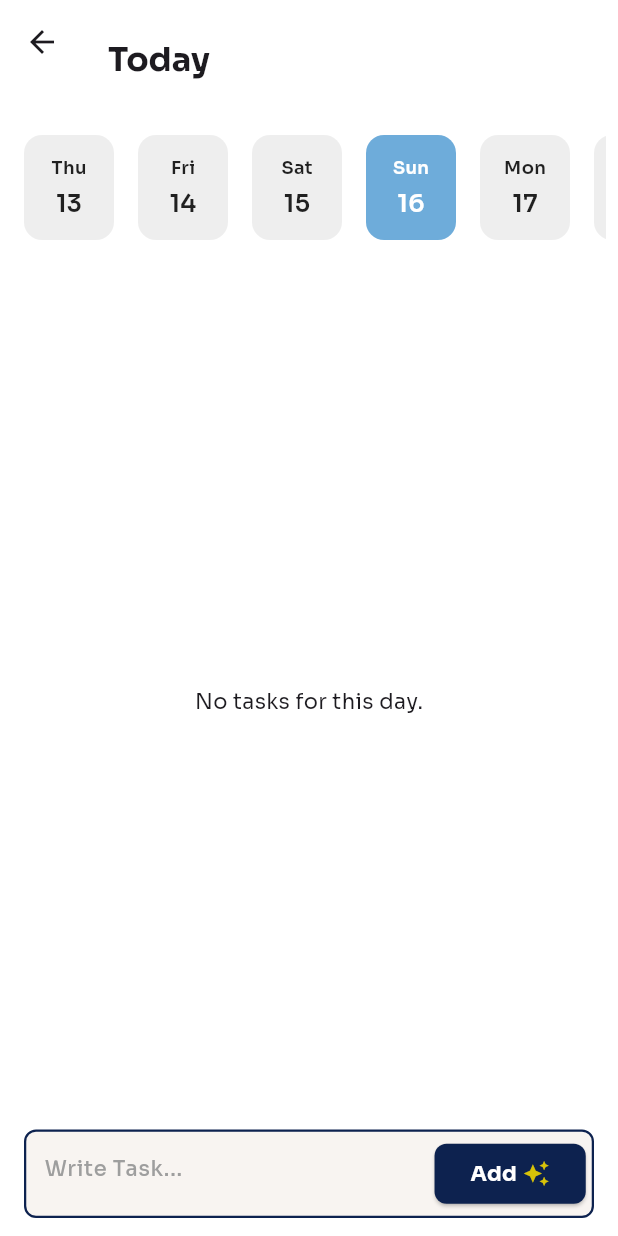
After one commit to elffirem/StepWise, a Flutter app: the TodoView screen opened directly, on a phone screen of 412 x 824 dp. The commit adds this screen. Run offline on Flutter 3.47's test engine with Material 3 defaults, Android fonts, the phone set to English and light mode, and no system bars; our stand-ins replace dartz, equatable, get, get_it, get_storage, google_fonts and 2 more; missing offline and left inert: vexana; accounts and stored records are empty.

Commit message:
->To-Do screen added

```diff
--- /dev/null
+++ b/lib/controller/task_controller.dart
@@ -0,0 +1,68 @@
+import 'package:get/get.dart';
+import 'package:get_storage/get_storage.dart';
+import 'package:step_wise/model/todo/task_model.dart';
+import 'package:uuid/uuid.dart';
+
+class TaskController extends GetxController {
+  final _storage = GetStorage();
+  static const String taskKey = 'tasks'; // Local Storage'ta tutulacak key
+
+
+  var selectedDate = DateTime.now().obs;
+
+  var tasks = <Task>[].obs;
+
+  @override
+  void onInit() {
+    super.onInit();
+    _loadTasksFromStorage();
+  }
+
+  // Görevleri local storage'dan oku
+  void _loadTasksFromStorage() {
+    final data = _storage.read(taskKey);
+    if (data != null) {
+      // data: List<Map<String,dynamic>> formatında
+      final List<dynamic> jsonList = data as List<dynamic>;
+      final loadedTasks = jsonList.map((json) => Task.fromJson(json)).toList();
+      tasks.assignAll(loadedTasks);
+    }
+  }
+
+  void _saveTasksToStorage() {
+    final jsonList = tasks.map((task) => task.toJson()).toList();
+    _storage.write(taskKey, jsonList);
+  }
+
+  List<Task> get tasksForSelectedDate {
+    return tasks.where((task) => _isSameDay(task.date, selectedDate.value)).toList();
+  }
+
+  void addTask(String title, DateTime date) {
+    final newTask = Task(
+      id: const Uuid().v4(),
+      title: title,
+      date: date,
+      isCompleted: false,
+    );
+    tasks.add(newTask);
+    _saveTasksToStorage();
+  }
+
+  void toggleTaskCompletion(String taskId) {
+    final index = tasks.indexWhere((task) => task.id == taskId);
+    if (index != -1) {
+      tasks[index].isCompleted = !tasks[index].isCompleted;
+      tasks.refresh(); // UI güncellensin
+      _saveTasksToStorage();
+    }
+  }
+
+  void updateSelectedDate(DateTime newDate) {
+    selectedDate.value = newDate;
+  }
+
+  bool _isSameDay(DateTime d1, DateTime d2) {
+    return d1.year == d2.year && d1.month == d2.month && d1.day == d2.day;
+  }
+}
--- a/lib/core/constants/constants.dart
+++ b/lib/core/constants/constants.dart
@@ -4,7 +4,7 @@ import 'package:flutter/material.dart';
 
 //Color
 const Color primaryColor=Color(0xff03346E);
-const Color secondaryColor =Color(0xFF2C878C);
+const Color secondaryColor =Color(0xFF6EACDA);
 const Color backgroundColor = Color(0xFFF7FCFF);
 const Color greyColor = Color(0xFFC4CACD);
 const Color cardColor = Color(0xFFFFF8E3);
--- /dev/null
+++ b/lib/model/todo/task_model.dart
@@ -0,0 +1,33 @@
+class Task {
+  final String id;
+  final String title;
+  final DateTime date;
+  bool isCompleted;
+
+  Task({
+    required this.id,
+    required this.title,
+    required this.date,
+    this.isCompleted = false,
+  });
+
+   // JSON'e dönüştürme
+  Map<String, dynamic> toJson() {
+    return {
+      'id': id,
+      'title': title,
+      'date': date.toIso8601String(),
+      'isCompleted': isCompleted,
+    };
+  }
+
+  // JSON'dan Task nesnesi oluşturma
+  factory Task.fromJson(Map<String, dynamic> json) {
+    return Task(
+      id: json['id'] as String,
+      title: json['title'] as String,
+      date: DateTime.parse(json['date'] as String),
+      isCompleted: json['isCompleted'] as bool,
+    );
+  }
+}
--- /dev/null
+++ b/lib/ui/components/date_scroller_widget.dart
@@ -0,0 +1,81 @@
+import 'package:flutter/material.dart';
+import 'package:get/get.dart';
+import 'package:intl/intl.dart';
+import 'package:step_wise/controller/task_controller.dart';
+import 'package:step_wise/core/constants/constants.dart';
+
+class DateScroller extends StatelessWidget {
+  final Function(DateTime) onDateSelected;
+
+  const DateScroller({
+    Key? key,
+    required this.onDateSelected,
+  }) : super(key: key);
+
+  @override
+  Widget build(BuildContext context) {
+    final TaskController controller = Get.find<TaskController>();
+    final today = DateTime.now();
+
+    // Örnek: -3 ile +3 gün arasında 7 günlük liste
+    final dates = List.generate(7, (index) {
+      return today.add(Duration(days: index - 3));
+    });
+
+    return SizedBox(
+      height: 90,
+      child: Obx(() {
+        final selectedDate = controller.selectedDate.value;
+
+        return ListView.builder(
+          scrollDirection: Axis.horizontal,
+          itemCount: dates.length,
+          itemBuilder: (ctx, index) {
+            final date = dates[index];
+            final isSelected = _isSameDay(date, selectedDate);
+
+            return GestureDetector(
+              onTap: () => onDateSelected(date),
+              child: Container(
+                width: 60,
+                margin: const EdgeInsets.symmetric(horizontal: 8, vertical: 10),
+                decoration: BoxDecoration(
+                  color: isSelected ? secondaryColor : Colors.grey.shade200,
+                  borderRadius: BorderRadius.circular(12),
+                ),
+                child: Column(
+                  mainAxisAlignment: MainAxisAlignment.center,
+                  children: [
+                    Text(
+                      DateFormat('EEE').format(date),
+                      style: TextStyle(
+                        color: isSelected ? Colors.white : Colors.black87,
+                        fontWeight: FontWeight.w600,
+                        fontFamily: "Sora",
+                        fontSize: 12
+                      ),
+                    ),
+                    const SizedBox(height: 4),
+                    Text(
+                      DateFormat('d').format(date), // Ör: 13, 14...
+                      style: TextStyle(
+                        color: isSelected ? Colors.white : Colors.black87,
+                        fontSize: 16,
+                        fontWeight: FontWeight.w600,
+                        fontFamily: "Sora",
+                      ),
+                    ),
+                  ],
+                ),
+              ),
+            );
+          },
+        );
+      }),
+    );
+  }
+
+  bool _isSameDay(DateTime d1, DateTime d2) {
+    return d1.year == d2.year && d1.month == d2.month && d1.day == d2.day;
+  }
+}
--- /dev/null
+++ b/lib/ui/components/task_tile_widget.dart
@@ -0,0 +1,46 @@
+import 'package:flutter/material.dart';
+import 'package:get/get.dart';
+import 'package:step_wise/controller/task_controller.dart';
+import 'package:step_wise/model/todo/task_model.dart';
+
+class TaskTile extends StatelessWidget {
+  final Task task;
+
+  const TaskTile({Key? key, required this.task}) : super(key: key);
+
+  @override
+  Widget build(BuildContext context) {
+    final TaskController controller = Get.find<TaskController>();
+
+    return Container(
+      margin: const EdgeInsets.symmetric(horizontal: 16, vertical: 8),
+      padding: const EdgeInsets.symmetric(horizontal: 0, vertical: 2),
+      decoration: BoxDecoration(
+        color: Colors.grey.shade200,
+        borderRadius: BorderRadius.circular(8),
+      ),
+      child: Row(
+        children: [
+          Checkbox(
+            value: task.isCompleted,
+            onChanged: (_) {
+              controller.toggleTaskCompletion(task.id);
+            },
+          ),
+          Expanded(
+            child: Text(
+              task.title,
+              style: TextStyle(
+                decoration:
+                    task.isCompleted ? TextDecoration.lineThrough : null,
+                color: task.isCompleted ? Colors.grey : Colors.black,
+                fontFamily: "Sora",
+                fontWeight: FontWeight.w500
+              ),
+            ),
+          ),
+        ],
+      ),
+    );
+  }
+}
--- /dev/null
+++ b/lib/ui/views/todo_view/todo_view.dart
@@ -0,0 +1,152 @@
+import 'package:flutter/material.dart';
+import 'package:get/get.dart';
+import 'package:intl/intl.dart';
+import 'package:step_wise/controller/task_controller.dart';
+import 'package:step_wise/ui/components/custom_bottom_sheet.dart';
+import 'package:step_wise/ui/components/date_scroller_widget.dart';
+import 'package:step_wise/ui/components/task_tile_widget.dart';
+
+class TodoView extends StatelessWidget {
+  const TodoView({Key? key}) : super(key: key);
+
+  @override
+  Widget build(BuildContext context) {
+    final TaskController controller = Get.find<TaskController>();
+
+    return Scaffold(
+      backgroundColor: Colors.white,
+      appBar: AppBar(
+        backgroundColor: Colors.white,
+        title: Obx(() {
+          final selectedDate = controller.selectedDate.value;
+          final now = DateTime.now();
+          final bool isToday = selectedDate.year == now.year &&
+              selectedDate.month == now.month &&
+              selectedDate.day == now.day;
+
+          return Padding(
+            padding: const EdgeInsets.only(top: 24),
+            child: Text(
+              isToday ? "Today" : DateFormat('EEE, MMM d').format(selectedDate),
+              style: const TextStyle(
+                fontFamily: "Sora",
+                fontWeight: FontWeight.bold,
+              ),
+            ),
+          );
+        }),
+        centerTitle: false,
+      ),
+      body: Column(
+        children: [
+          // Üstte yatay tarih seçici
+          Padding(
+            padding: const EdgeInsets.symmetric(horizontal: 8.0, vertical: 24),
+            child: DateScroller(
+              onDateSelected: (date) => controller.updateSelectedDate(date),
+            ),
+          ),
+          // Seçili tarihin görevleri
+          Expanded(
+            child: Obx(
+              () {
+                final tasks = controller.tasksForSelectedDate;
+                if (tasks.isEmpty) {
+                  return const Center(
+                    child: Text(
+                      "No tasks for this day.",
+                      style: TextStyle(
+                        fontFamily: "Sora",
+                      ),
+                    ),
+                  );
+                }
+                return ListView.builder(
+                  itemCount: tasks.length,
+                  itemBuilder: (context, index) {
+                    return TaskTile(task: tasks[index]);
+                  },
+                );
+              },
+            ),
+          ),
+        ],
+      ),
+
+      bottomNavigationBar: Container(
+        color: Colors.white,
+        padding: const EdgeInsets.symmetric(horizontal: 16, vertical: 12),
+        child: Container(
+          decoration: BoxDecoration(
+            color: const Color(0xFFF8F4F1),
+            borderRadius: BorderRadius.circular(8),
+            border: Border.all(
+              color: const Color(0xFF0D224F),
+              width: 1.5,
+            ),
+          ),
+
+          child: TextField(
+            readOnly: true,
+            onTap: () {
+              _openBottomSheet(context);
+            },
+            decoration: InputDecoration(
+              hintText: "Write Task...",
+              hintStyle: const TextStyle(
+                fontFamily: "Sora",
+                fontSize: 14,
+                fontWeight: FontWeight.w500,
+                color: Colors.grey,
+              ),
+              border: InputBorder.none,
+              contentPadding: const EdgeInsets.symmetric(
+                horizontal: 12,
+                vertical: 12,
+              ),
+              suffixIcon: Padding(
+                padding: const EdgeInsets.all(4.0),
+                child: ElevatedButton(
+                  onPressed: () => _openBottomSheet(context),
+                  style: ElevatedButton.styleFrom(
+                    backgroundColor: const Color(0xFF0D224F),
+                    shape: RoundedRectangleBorder(
+                      borderRadius: BorderRadius.circular(8),
+                    ),
+                  ),
+                  child: const Row(
+                    mainAxisSize: MainAxisSize.min,
+                    children: [
+                      Text(
+                        "Add",
+                        style: TextStyle(
+                          fontFamily: "Sora",
+                          fontWeight: FontWeight.bold,
+                          color: Colors.white,
+                        ),
+                      ),
+                      SizedBox(width: 4),
+                      Icon(
+                        Icons.auto_awesome,
+                        color: Color.fromARGB(255, 216, 195, 8),
+                      ),
+                    ],
+                  ),
+                ),
+              ),
+            ),
+          ),
+        ),
+      ),
+    );
+  }
+
+  void _openBottomSheet(BuildContext context) {
+    showModalBottomSheet(
+      context: context,
+      isScrollControlled: true,
+      backgroundColor: Colors.transparent,
+      builder: (_) => const CustomBottomSheet(),
+    );
+  }
+}
```
Also changed, not shown: lib/ui/components/custom_bottom_sheet.dart (added, +144 -0 lines), lib/ui/views/todo_view/add_task_view.dart (added, +98 -0 lines).
